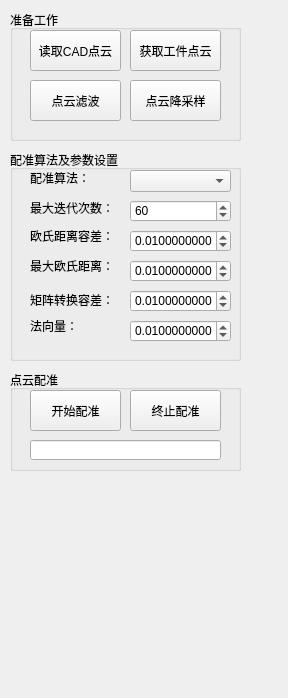
Old version of the form preciseLocate/locateWidget.ui in the repository V19931210/preciseLocate.
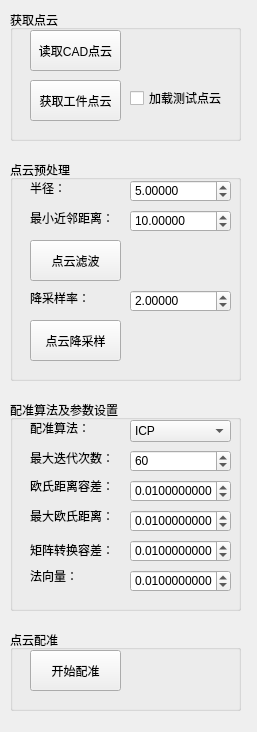
New version of the form.

```diff
--- a/preciseLocate/locateWidget.ui
+++ b/preciseLocate/locateWidget.ui
@@ -6,18 +6,70 @@
    <rect>
     <x>0</x>
     <y>0</y>
-    <width>288</width>
-    <height>698</height>
+    <width>257</width>
+    <height>732</height>
    </rect>
   </property>
   <property name="windowTitle">
    <string>locateWidget</string>
   </property>
+  <widget class="QGroupBox" name="groupBoxInit">
+   <property name="geometry">
+    <rect>
+     <x>10</x>
+     <y>10</y>
+     <width>231</width>
+     <height>131</height>
+    </rect>
+   </property>
+   <property name="title">
+    <string>获取点云</string>
+   </property>
+   <widget class="QPushButton" name="btnOpenCADPointCloud">
+    <property name="geometry">
+     <rect>
+      <x>20</x>
+      <y>20</y>
+      <width>91</width>
+      <height>41</height>
+     </rect>
+    </property>
+    <property name="text">
+     <string>读取CAD点云</string>
+    </property>
+   </widget>
+   <widget class="QPushButton" name="btnCapturePointCloud">
+    <property name="geometry">
+     <rect>
+      <x>20</x>
+      <y>70</y>
+      <width>91</width>
+      <height>41</height>
+     </rect>
+    </property>
+    <property name="text">
+     <string>获取工件点云</string>
+    </property>
+   </widget>
+   <widget class="QCheckBox" name="checkBoxTestPointCloud">
+    <property name="geometry">
+     <rect>
+      <x>120</x>
+      <y>80</y>
+      <width>101</width>
+      <height>16</height>
+     </rect>
+    </property>
+    <property name="text">
+     <string>加载测试点云</string>
+    </property>
+   </widget>
+  </widget>
   <widget class="QGroupBox" name="groupBoxRegisPara">
    <property name="geometry">
     <rect>
      <x>10</x>
-     <y>150</y>
+     <y>400</y>
      <width>231</width>
      <height>211</height>
     </rect>
@@ -112,6 +164,16 @@
       <height>22</height>
      </rect>
     </property>
+    <item>
+     <property name="text">
+      <string>ICP</string>
+     </property>
+    </item>
+    <item>
+     <property name="text">
+      <string>NICP</string>
+     </property>
+    </item>
    </widget>
    <widget class="QDoubleSpinBox" name="numMaximumIterations">
     <property name="geometry">
@@ -221,78 +283,13 @@
     </property>
    </widget>
   </widget>
-  <widget class="QGroupBox" name="groupBoxInit">
-   <property name="geometry">
-    <rect>
-     <x>10</x>
-     <y>10</y>
-     <width>231</width>
-     <height>131</height>
-    </rect>
-   </property>
-   <property name="title">
-    <string>准备工作</string>
-   </property>
-   <widget class="QPushButton" name="btnOpenCADPointCloud">
-    <property name="geometry">
-     <rect>
-      <x>20</x>
-      <y>20</y>
-      <width>91</width>
-      <height>41</height>
-     </rect>
-    </property>
-    <property name="text">
-     <string>读取CAD点云</string>
-    </property>
-   </widget>
-   <widget class="QPushButton" name="btnCapturePointCloud">
-    <property name="geometry">
-     <rect>
-      <x>120</x>
-      <y>20</y>
-      <width>91</width>
-      <height>41</height>
-     </rect>
-    </property>
-    <property name="text">
-     <string>获取工件点云</string>
-    </property>
-   </widget>
-   <widget class="QPushButton" name="btnFilter">
-    <property name="geometry">
-     <rect>
-      <x>20</x>
-      <y>70</y>
-      <width>91</width>
-      <height>41</height>
-     </rect>
-    </property>
-    <property name="text">
-     <string>点云滤波</string>
-    </property>
-   </widget>
-   <widget class="QPushButton" name="btnDownsample">
-    <property name="geometry">
-     <rect>
-      <x>120</x>
-      <y>70</y>
-      <width>91</width>
-      <height>41</height>
-     </rect>
-    </property>
-    <property name="text">
-     <string>点云降采样</string>
-    </property>
-   </widget>
-  </widget>
   <widget class="QGroupBox" name="groupBoxRegisControl">
    <property name="geometry">
     <rect>
      <x>10</x>
-     <y>370</y>
+     <y>630</y>
      <width>231</width>
-     <height>101</height>
+     <height>81</height>
     </rect>
    </property>
    <property name="title">
@@ -311,27 +308,148 @@
      <string>开始配准</string>
     </property>
    </widget>
-   <widget class="QPushButton" name="btnStopRegis">
+  </widget>
+  <widget class="QGroupBox" name="groupBoxPointCloudPreProcess">
+   <property name="geometry">
+    <rect>
+     <x>10</x>
+     <y>160</y>
+     <width>231</width>
+     <height>221</height>
+    </rect>
+   </property>
+   <property name="title">
+    <string>点云预处理</string>
+   </property>
+   <widget class="QPushButton" name="btnDownsample">
     <property name="geometry">
      <rect>
-      <x>120</x>
-      <y>20</y>
+      <x>20</x>
+      <y>160</y>
       <width>91</width>
       <height>41</height>
      </rect>
     </property>
     <property name="text">
-     <string>终止配准</string>
+     <string>点云降采样</string>
     </property>
    </widget>
-   <widget class="QLineEdit" name="logRegisStatus">
+   <widget class="QPushButton" name="btnFilter">
     <property name="geometry">
      <rect>
       <x>20</x>
-      <y>70</y>
-      <width>191</width>
-      <height>20</height>
+      <y>80</y>
+      <width>91</width>
+      <height>41</height>
      </rect>
+    </property>
+    <property name="text">
+     <string>点云滤波</string>
+    </property>
+   </widget>
+   <widget class="QDoubleSpinBox" name="numFilterRadius">
+    <property name="geometry">
+     <rect>
+      <x>120</x>
+      <y>20</y>
+      <width>101</width>
+      <height>22</height>
+     </rect>
+    </property>
+    <property name="decimals">
+     <number>5</number>
+    </property>
+    <property name="maximum">
+     <double>100.000000000000000</double>
+    </property>
+    <property name="singleStep">
+     <double>0.001000000000000</double>
+    </property>
+    <property name="value">
+     <double>5.000000000000000</double>
+    </property>
+   </widget>
+   <widget class="QLabel" name="labelRadius">
+    <property name="geometry">
+     <rect>
+      <x>20</x>
+      <y>20</y>
+      <width>81</width>
+      <height>16</height>
+     </rect>
+    </property>
+    <property name="text">
+     <string>半径：</string>
+    </property>
+   </widget>
+   <widget class="QLabel" name="labelMinNeighborsInRadius">
+    <property name="geometry">
+     <rect>
+      <x>20</x>
+      <y>50</y>
+      <width>81</width>
+      <height>16</height>
+     </rect>
+    </property>
+    <property name="text">
+     <string>最小近邻距离：</string>
+    </property>
+   </widget>
+   <widget class="QDoubleSpinBox" name="numFilterMinNeighborsInRadius">
+    <property name="geometry">
+     <rect>
+      <x>120</x>
+      <y>50</y>
+      <width>101</width>
+      <height>22</height>
+     </rect>
+    </property>
+    <property name="decimals">
+     <number>5</number>
+    </property>
+    <property name="maximum">
+     <double>100.000000000000000</double>
+    </property>
+    <property name="singleStep">
+     <double>0.001000000000000</double>
+    </property>
+    <property name="value">
+     <double>10.000000000000000</double>
+    </property>
+   </widget>
+   <widget class="QDoubleSpinBox" name="numDownsample">
+    <property name="geometry">
+     <rect>
+      <x>120</x>
+      <y>130</y>
+      <width>101</width>
+      <height>22</height>
+     </rect>
+    </property>
+    <property name="decimals">
+     <number>5</number>
+    </property>
+    <property name="maximum">
+     <double>100.000000000000000</double>
+    </property>
+    <property name="singleStep">
+     <double>0.001000000000000</double>
+    </property>
+    <property name="value">
+     <double>2.000000000000000</double>
+    </property>
+   </widget>
+   <widget class="QLabel" name="labelDownsample">
+    <property name="geometry">
+     <rect>
+      <x>20</x>
+      <y>130</y>
+      <width>81</width>
+      <height>16</height>
+     </rect>
+    </property>
+    <property name="text">
+     <string>降采样率：</string>
     </property>
    </widget>
   </widget>
```
Left out of the diff: 4 changed lines with no effect on the pictures.
